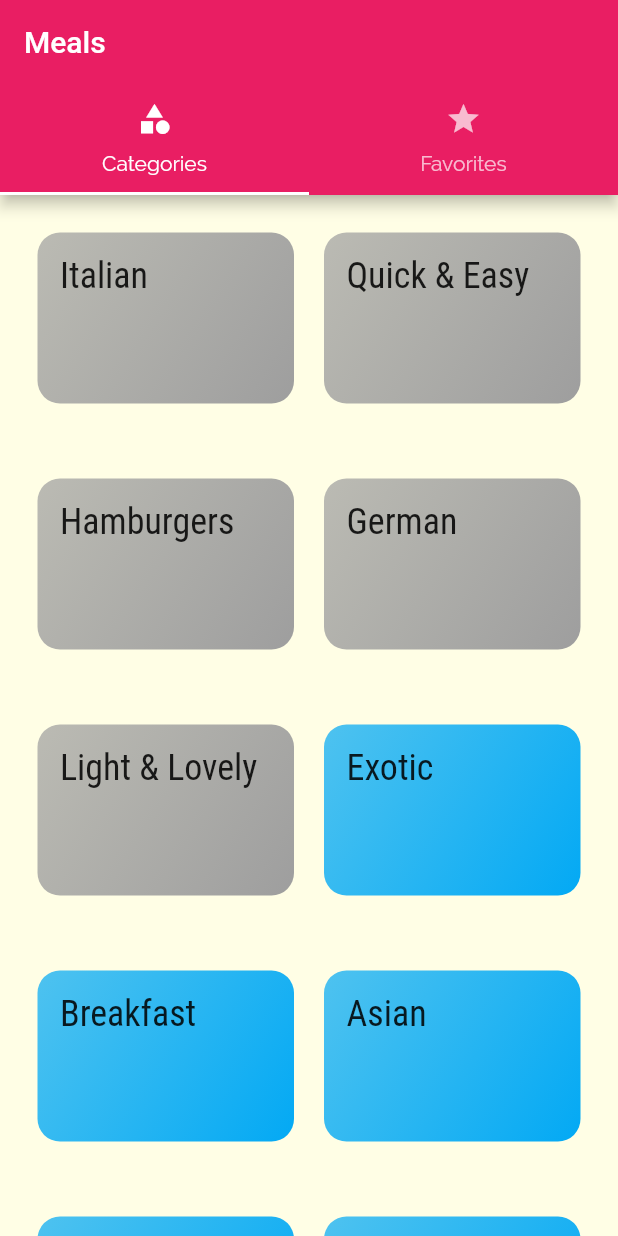
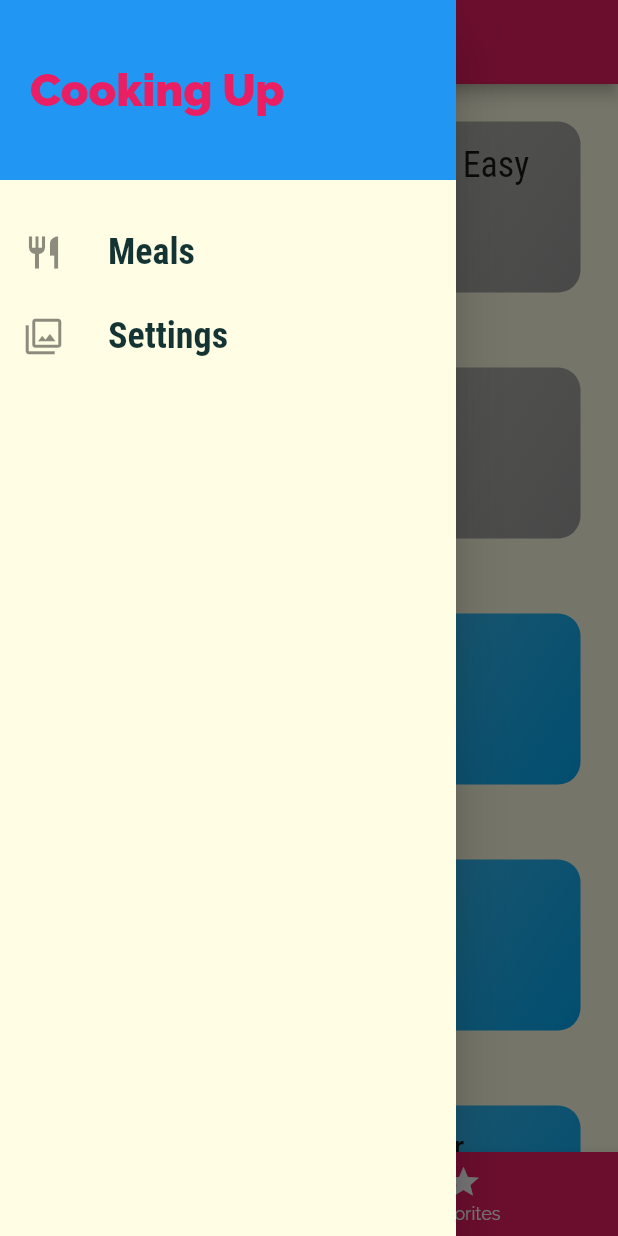
Before and after one commit to Ibrahim-Lokman/meals_app, a Flutter app: the screen it shows after launch, with the side drawer open (before the commit the screen has no drawer), on a phone screen of 412 x 824 dp. Run offline on Flutter 3.47's test engine with Material 2 defaults, Android fonts, the phone set to English and light mode, and no system bars.

Commit message:
Custom drawer added for tab

```diff
--- a/meals_app/lib/Screens/tabs_screen.dart
+++ b/meals_app/lib/Screens/tabs_screen.dart
@@ -3,6 +3,7 @@ import 'package:flutter/src/widgets/container.dart';
 import 'package:flutter/src/widgets/framework.dart';
 import 'package:meals_app/Screens/categories_screen.dart';
 import 'package:meals_app/Screens/favorites_screen.dart';
+import 'package:meals_app/Widgets/main_drawer.dart';
 
 class TabScreen extends StatefulWidget {
 
@@ -11,37 +12,47 @@ class TabScreen extends StatefulWidget {
 }
 
 class _TabScreenState extends State<TabScreen> {
+  final List<Map<String, dynamic>> _pages = [
+    //as Widget
+   {'page': CategoriesScreen() as Widget, 'title': 'Categories',},
+   {'page': FavoritesScreen() as Widget, 'title': 'My Favorites',},
+  ];
+
+  int _selectedPageIndex = 0;
+
+  void _selectPage(int index){
+      setState(() {
+        _selectedPageIndex = index;
+      });
+  }
+
   @override
   Widget build(BuildContext context) {
-    return DefaultTabController(
-      length: 2,
-      //initialIndex: 1,
-      child: Scaffold(
+    return Scaffold(
         appBar: AppBar(
-          title: Text('Meals'),
-          bottom: TabBar(
-            tabs: <Widget>[
-              Tab(
-                icon: Icon(
-                  Icons.category,
-                  ),
-                text: 'Categories',
+          title: Text(_pages[_selectedPageIndex]['title']),
+         ),
+          drawer: MainDrawer(),
+          body: _pages[_selectedPageIndex]['page'],
+          bottomNavigationBar: BottomNavigationBar(
+            onTap : _selectPage,
+            backgroundColor:Theme.of(context).primaryColor,
+            unselectedItemColor: Colors.white,
+            selectedItemColor: Color.fromARGB(255, 138, 255, 142),
+            currentIndex: _selectedPageIndex,
+          //  type: BottomNavigationBarType.shifting,
+            items: [
+              BottomNavigationBarItem(
+                backgroundColor: Theme.of(context).primaryColor,
+                icon: Icon(Icons.category),
+                label: 'Categories',
                 ),
-              Tab(
-                icon: Icon(
-                  Icons.star,
-                  ),
-                text: 'Favorites',
+              BottomNavigationBarItem(
+                icon: Icon(Icons.star),
+                label: 'Favorites',
                 ),
             ],
           ),
-         ),
-          body: TabBarView(children: <Widget>[
-            CategoriesScreen(),
-            FavoritesScreen()
-          ],
-        ),
-      ),
     );
   }
 }
--- /dev/null
+++ b/meals_app/lib/Widgets/main_drawer.dart
@@ -0,0 +1,54 @@
+import 'package:flutter/material.dart';
+import 'package:flutter/src/widgets/container.dart';
+import 'package:flutter/src/widgets/framework.dart';
+
+class MainDrawer extends StatelessWidget {
+
+  Widget buildListTile(String title, IconData icon){
+    return ListTile(
+            leading: Icon(
+              icon,
+              size: 26,
+            ),
+            title: Text(
+              title,
+              style: TextStyle(
+                fontFamily: 'RobotoCOndensed',
+                fontSize: 24,
+                fontWeight: FontWeight.bold,
+              ),
+            ),
+            onTap: (){
+              //.....
+            },
+          );
+  }
+
+  @override
+  Widget build(BuildContext context) {
+    return Drawer(
+      child: Column(
+        children: <Widget>[
+          Container(
+            height: 120,
+            width: double.infinity,
+            padding: EdgeInsets.all(20),
+            alignment: Alignment.centerLeft,
+            color: Theme.of(context).accentColor,
+            child: Text(
+              'Cooking Up',
+              style: TextStyle(
+                fontWeight: FontWeight.w900,
+                fontSize: 30,
+                color: Theme.of(context).primaryColor
+              ),),
+          ),
+          SizedBox(height: 20),
+          buildListTile('Meals', Icons.restaurant),
+          buildListTile('Settings', Icons.filter),
+
+        ],
+      ),
+    );
+  }
+}
```
